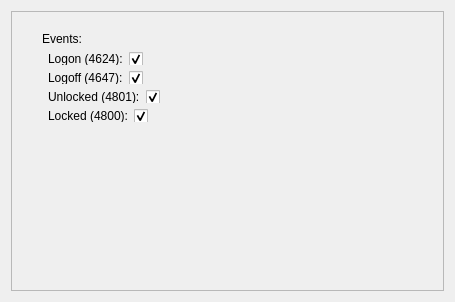
First picture: the form in src/View/gui/SettingsDialog.ui, repository alexmo16/TimesheetAssistant, before the edit.
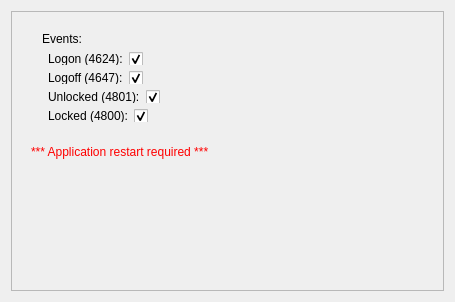
Second picture: the form after the edit.

Commit message: restart warning label when a setting is changed

Patch:
```diff
--- a/src/View/gui/SettingsDialog.ui
+++ b/src/View/gui/SettingsDialog.ui
@@ -177,6 +177,22 @@
        </item>
       </layout>
      </widget>
+     <widget class="QLabel" name="restartWarningLabel">
+      <property name="geometry">
+       <rect>
+        <x>20</x>
+        <y>130</y>
+        <width>251</width>
+        <height>21</height>
+       </rect>
+      </property>
+      <property name="styleSheet">
+       <string notr="true">color: rgb(255, 0, 0)</string>
+      </property>
+      <property name="text">
+       <string>*** Application restart required ***</string>
+      </property>
+     </widget>
     </widget>
    </item>
   </layout>
```
The commit also changes 1 other file.
